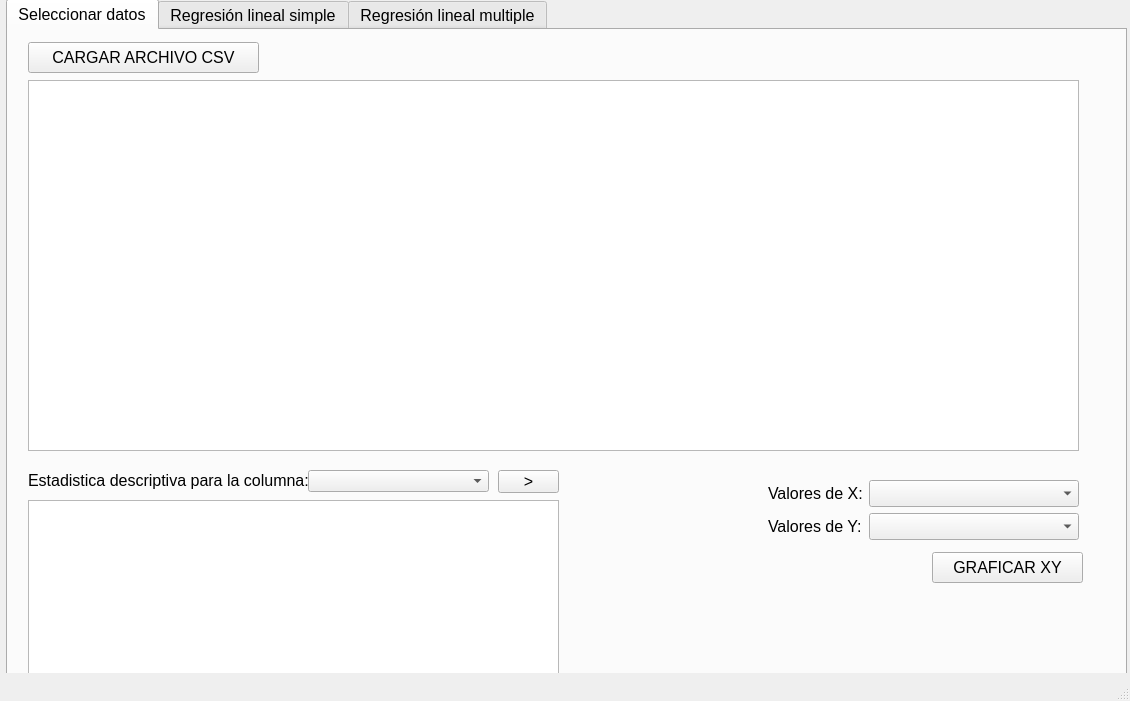
This is ui_principal.ui in Balzhoyt/RegresionLineal-PyQt5 as Qt 5 draws it before an edit. The edited form follows.
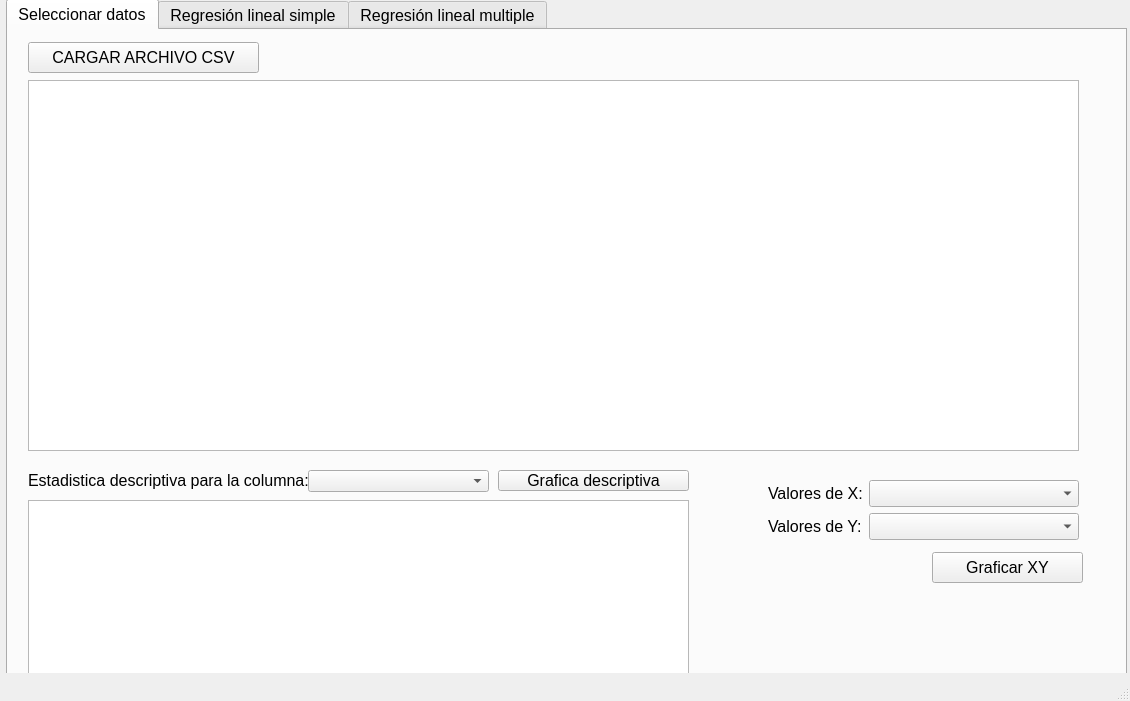
This is the edited form.

Commit message: cambios en las graficas

Diff of the .ui file:
```diff
--- a/ui_principal.ui
+++ b/ui_principal.ui
@@ -76,7 +76,7 @@
        </rect>
       </property>
       <property name="text">
-       <string>GRAFICAR XY</string>
+       <string>Graficar XY</string>
       </property>
      </widget>
      <widget class="QTextEdit" name="txtResultados">
@@ -84,7 +84,7 @@
        <rect>
         <x>20</x>
         <y>470</y>
-        <width>531</width>
+        <width>661</width>
         <height>181</height>
        </rect>
       </property>
@@ -149,12 +149,12 @@
        <rect>
         <x>490</x>
         <y>440</y>
-        <width>61</width>
-        <height>23</height>
+        <width>191</width>
+        <height>21</height>
        </rect>
       </property>
       <property name="text">
-       <string>&gt;</string>
+       <string>Grafica descriptiva</string>
       </property>
      </widget>
     </widget>
```
Left out of the diff: 2 changed lines with no effect on the pictures. The commit also changes 2 other files.
